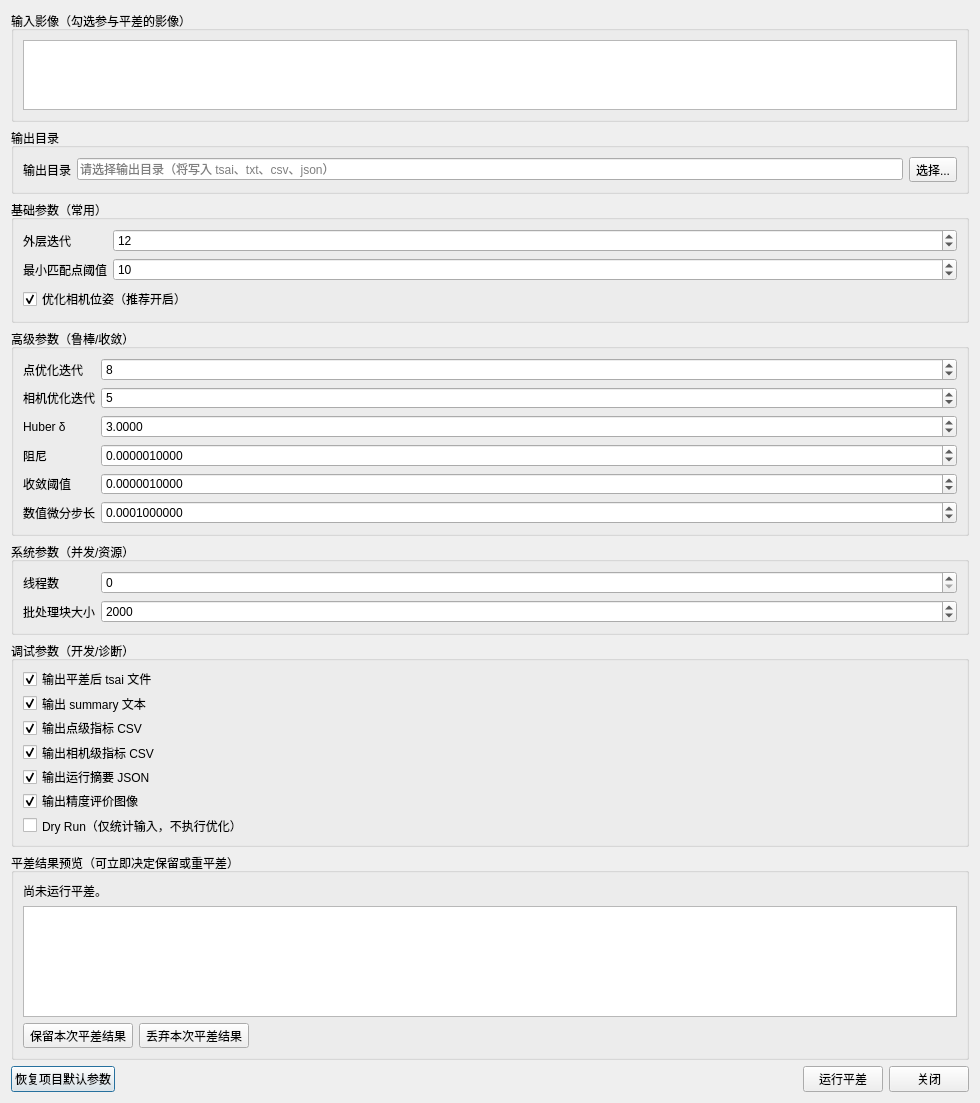
Old version of the form src/gui/dialogs/BundleAdjustDialog.ui in the repository guderianXu/plascan.
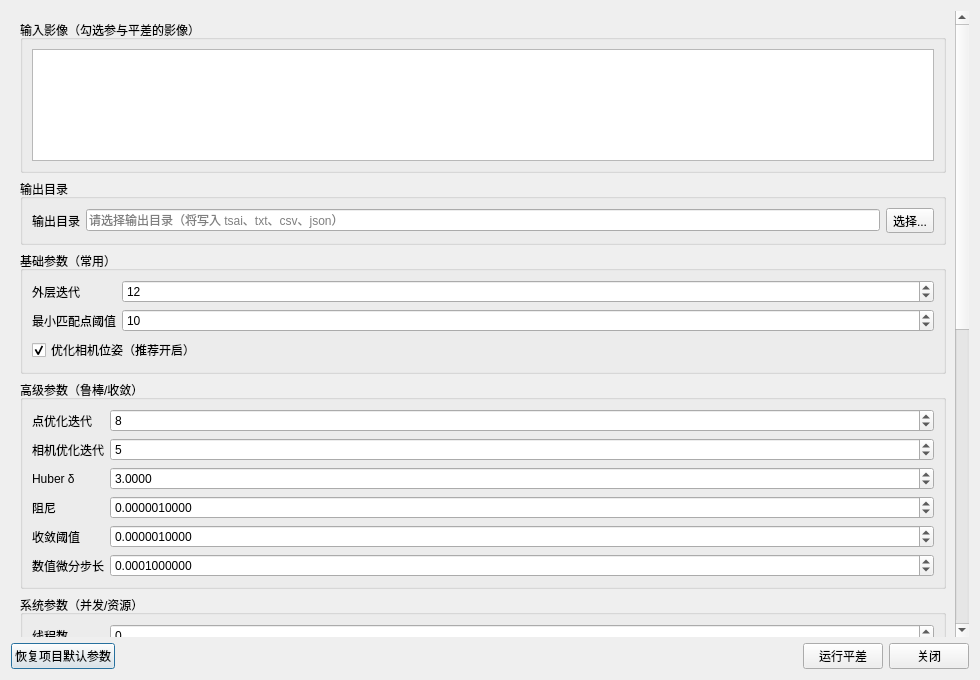
New version of the form.

```diff
--- a/src/gui/dialogs/BundleAdjustDialog.ui
+++ b/src/gui/dialogs/BundleAdjustDialog.ui
@@ -7,7 +7,7 @@
     <x>0</x>
     <y>0</y>
     <width>980</width>
-    <height>760</height>
+    <height>680</height>
    </rect>
   </property>
   <property name="windowTitle">
@@ -15,6 +15,27 @@
   </property>
   <layout class="QVBoxLayout" name="rootLayout">
    <item>
+    <widget class="QScrollArea" name="parameterScrollArea">
+     <property name="frameShape">
+      <enum>QFrame::NoFrame</enum>
+     </property>
+     <property name="horizontalScrollBarPolicy">
+      <enum>Qt::ScrollBarAlwaysOff</enum>
+     </property>
+     <property name="widgetResizable">
+      <bool>true</bool>
+     </property>
+     <widget class="QWidget" name="parameterScrollWidget">
+      <property name="geometry">
+       <rect>
+        <x>0</x>
+        <y>0</y>
+        <width>956</width>
+        <height>616</height>
+       </rect>
+      </property>
+      <layout class="QVBoxLayout" name="parameterScrollLayout">
+       <item>
     <widget class="QGroupBox" name="imagesBox">
      <property name="title">
       <string>输入影像（勾选参与平差的影像）</string>
@@ -22,6 +43,12 @@
      <layout class="QVBoxLayout" name="imagesLayout">
       <item>
        <widget class="QListWidget" name="m_imageList">
+        <property name="maximumSize">
+         <size>
+          <width>16777215</width>
+          <height>112</height>
+         </size>
+        </property>
         <property name="selectionMode">
          <enum>QAbstractItemView::NoSelection</enum>
         </property>
@@ -465,6 +492,18 @@
       </item>
       <item>
        <widget class="QTableWidget" name="m_resultCameraTable">
+        <property name="minimumSize">
+         <size>
+          <width>0</width>
+          <height>120</height>
+         </size>
+        </property>
+        <property name="maximumSize">
+         <size>
+          <width>16777215</width>
+          <height>180</height>
+         </size>
+        </property>
         <property name="editTriggers">
          <set>QAbstractItemView::NoEditTriggers</set>
         </property>
@@ -511,6 +550,23 @@
        </layout>
       </item>
      </layout>
+    </widget>
+   </item>
+       <item>
+        <spacer name="parameterScrollSpacer">
+         <property name="orientation">
+          <enum>Qt::Vertical</enum>
+         </property>
+         <property name="sizeHint" stdset="0">
+          <size>
+           <width>20</width>
+           <height>12</height>
+          </size>
+         </property>
+        </spacer>
+       </item>
+      </layout>
+     </widget>
     </widget>
    </item>
    <item>
```
